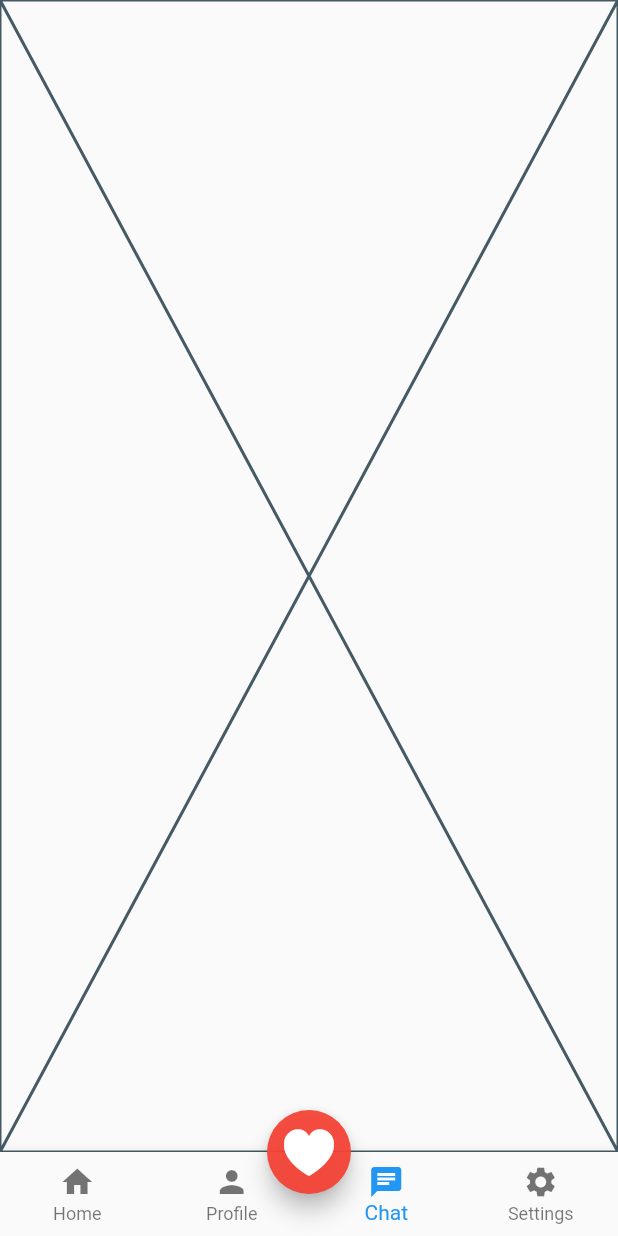
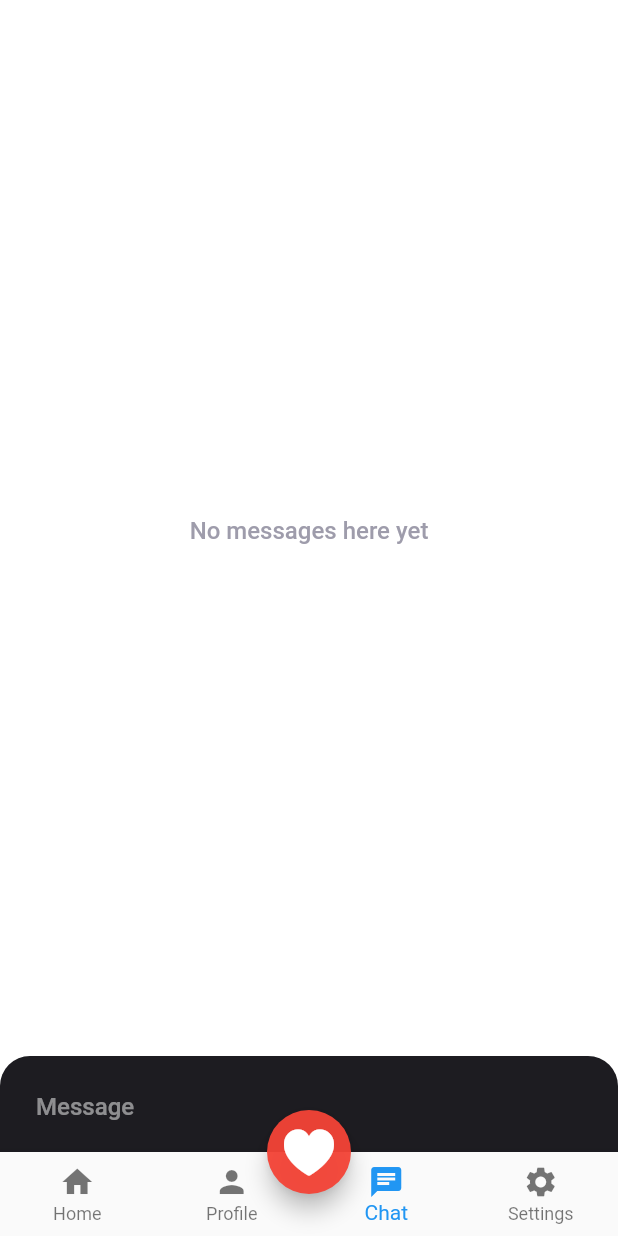
Before and after one commit to leon-mel/pometri, a Flutter app: the NavigationScreen screen opened by its route, item 3 of the bottom bar chosen, on a phone screen of 412 x 824 dp. Run offline on Flutter 3.47's test engine with Material 2 defaults, Android fonts, the phone set to English and light mode, and no system bars; our stand-ins replace appinio_swiper, bloc, cloud_firestore, dartz, equatable, firebase_auth and 9 more; accounts and stored records are empty.

Commit message:
Chatfunktion implementiert

```diff
--- /dev/null
+++ b/lib/UI/Chat/ChatPage.dart
@@ -0,0 +1,51 @@
+import 'dart:convert';
+import 'dart:math';
+
+import 'package:flutter/material.dart';
+import 'package:flutter_chat_types/flutter_chat_types.dart' as types;
+import 'package:flutter_chat_ui/flutter_chat_ui.dart';
+
+String randomString() {
+  final random = Random.secure();
+  final values = List<int>.generate(16, (i) => random.nextInt(255));
+  return base64UrlEncode(values);
+}
+
+class ChatPage extends StatefulWidget {
+  const ChatPage({Key? key}) : super(key: key);
+  static String route = "ChatPage";
+  @override
+  _ChatPageState createState() => _ChatPageState();
+}
+
+class _ChatPageState extends State<ChatPage> {
+  final List<types.Message> _messages = [];
+  final _user = const types.User(id: '82091008-a484-4a89-ae75-a22bf8d6f3ac');
+
+  @override
+    Widget build(BuildContext context) => Scaffold(
+      body: Chat(
+        messages: _messages,
+        onSendPressed: _handleSendPressed,
+        user: _user,
+      ),
+    );
+
+    void _addMessage(types.Message message) {
+      setState(() {
+        _messages.insert(0, message);
+      });
+    }
+
+    void _handleSendPressed(types.PartialText message) {
+      final textMessage = types.TextMessage(
+        author: _user,
+        createdAt: DateTime.now().millisecondsSinceEpoch,
+        id: randomString(),
+        text: message.text,
+      );
+
+      _addMessage(textMessage);
+    }
+
+}
--- a/lib/domain/entities/classRoutes.dart
+++ b/lib/domain/entities/classRoutes.dart
@@ -1,3 +1,4 @@
+import 'package:speeddatingapp/UI/Chat/ChatPage.dart';
 import 'package:speeddatingapp/UI/Options/Preferences/Preferences.dart';
 import 'package:speeddatingapp/UI/Options/SettingsPageUI.dart';
 import 'package:speeddatingapp/UI/PasswordReset/ForgotPassword/forgotPasswordMain.dart';
@@ -27,6 +28,7 @@ getRoutes() {
     NavigationScreen.route: (context) => const NavigationScreen(),
     WelcomePage.route: (context) => WelcomePage(),
     DecisionPage.route: (context) => DecisionPage(),
-    SwipingPage.route: (context) => SwipingPage()
+    SwipingPage.route: (context) => SwipingPage(),
+    ChatPage.route: (context) => ChatPage()
   };
 }
--- a/lib/homemenu/navigation.dart
+++ b/lib/homemenu/navigation.dart
@@ -4,6 +4,7 @@ import 'package:flutter/src/foundation/key.dart';
 import 'package:flutter/src/widgets/container.dart';
 import 'package:flutter/src/widgets/framework.dart';
 import 'package:flutter_bloc/flutter_bloc.dart';
+import 'package:speeddatingapp/UI/Chat/ChatPage.dart';
 import 'package:speeddatingapp/UI/Options/SettingsPageUI.dart';
 import 'package:speeddatingapp/domain/entities/classSizeConfig.dart';
 import 'package:speeddatingapp/homemenu/cubit/bottom_navigation_cubit.dart';
@@ -67,7 +68,7 @@ class NavigationScreen extends StatelessWidget {
           } else if (state.navbarItem == NavbarItem.profile) {
             return const Center(child: ProfileScreen());
           } else if (state.navbarItem == NavbarItem.chat) {
-            return const Placeholder();
+            return const Center(child: ChatPage());
           } else if (state.navbarItem == NavbarItem.settings) {
             return const SettingPage();
           }
--- a/pubspec.yaml
+++ b/pubspec.yaml
@@ -49,6 +49,8 @@ dependencies:
   firebase_core: ^2.13.0
   cloud_firestore: ^4.7.0
   firebase_auth: ^4.6.0
+  flutter_chat_types: ^3.6.1
+  flutter_chat_ui: ^1.6.6
 
 
 dev_dependencies:
```
Also changed, not shown: pubspec.lock.
